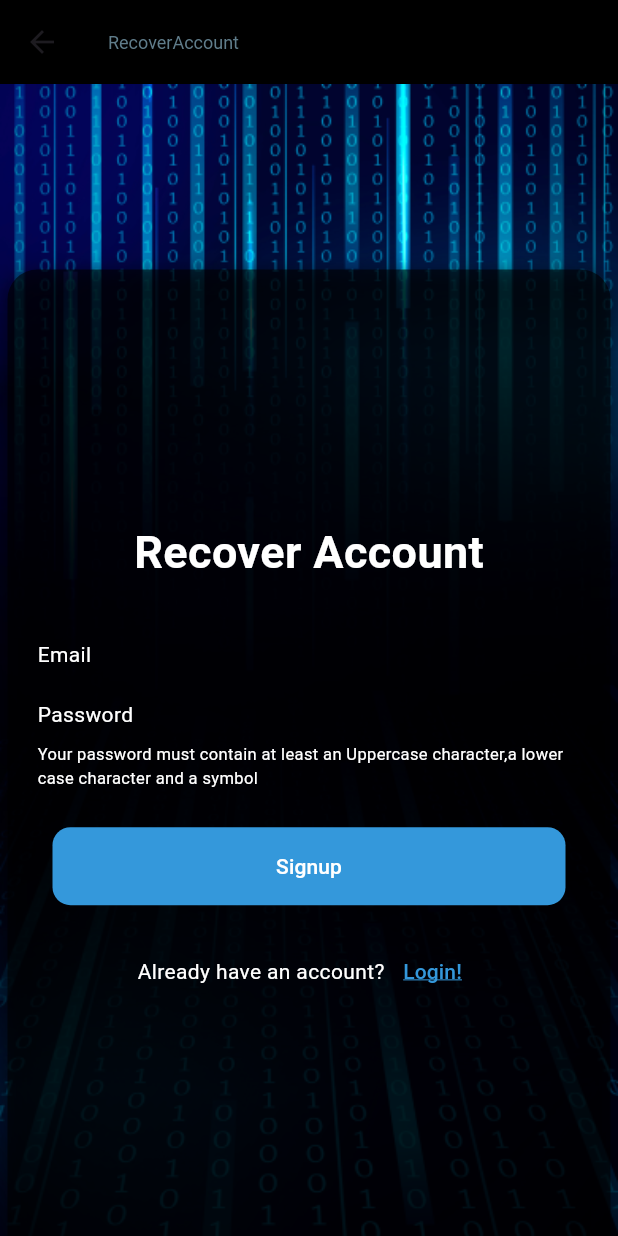
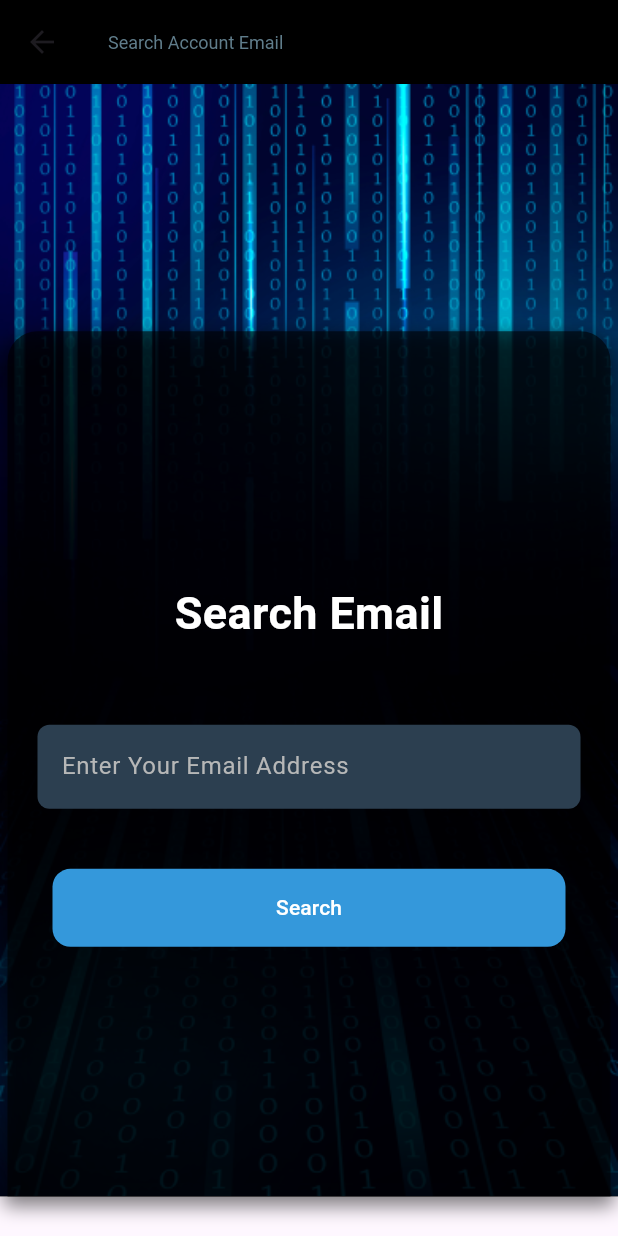
Before and after one commit to SakunikaMuthuni/Biomark-, a Flutter app: the screen it shows after launch, after a tap on "Forgot password?", on a phone screen of 412 x 824 dp. Run offline on Flutter 3.47's test engine with Material 3 defaults, Android fonts, the phone set to English and light mode, and no system bars; our stand-ins replace fluttertoast, shared_preferences, sqflite; accounts and stored records are empty.

Commit message:
forgot password

```diff
--- a/lib/DatabaseHandler/DbHelper.dart
+++ b/lib/DatabaseHandler/DbHelper.dart
@@ -121,23 +121,47 @@ class DbHelper{
   Future<UserProfileModel> getUserProfile(String email) async {
     print(email);
     var dbClient = await db;
-    final List<Map<String, dynamic>> maps = await dbClient.query(
-      Table_User,
-      where: 'user_email = ?',
-      whereArgs: [email],
-    );
 
-    print(maps.first['user_fullname']);
-    print(maps.first['user_ethnicity']);
-    print(maps.first['user_eyecolour']);
-    print(maps.first['user_mothermaidenname']);
+    // Using rawQuery to fetch user profile based on email
+    final List<Map<String, dynamic>> maps = await dbClient.rawQuery(
+        'SELECT * FROM $Table_User WHERE user_email = ?', [email]);
 
     if (maps.isNotEmpty) {
+      print(maps.first['user_fullname']);
+      print(maps.first['user_ethnicity']);
+      print(maps.first['user_eyecolour']);
+      print(maps.first['user_mothermaidenname']);
+
       return UserProfileModel.fromMap(maps.first);
     } else {
       throw Exception('User profile not found for email: $email');
     }
+  }
 
+  Future<String?> getOwnQuestion(String email) async {
+    var dbClient = await db;
+
+    List<Map<String, dynamic>> result = await dbClient.query(
+        Table_User,
+        where: 'user_email = ?',
+        whereArgs: [email],
+        columns: ['user_ownquestion']
+    );
+
+    if (result.isNotEmpty) {
+      // Return the answer if found
+      return result.first['user_ownquestion'];
+    }
+    return null; // If no result found, return null
+  }
+
+  Future<int> deleteUser(String email) async {
+    var dbClient = await db;
+    return await dbClient.delete(
+      Table_User,
+      where: '$User_Email = ?',
+      whereArgs: [email],
+    );
   }
 
 }
--- a/lib/screens/ForgotPassword.dart
+++ b/lib/screens/ForgotPassword.dart
@@ -8,7 +8,9 @@ import '../Comm/comHelper.dart';
 import '../Comm/getTextFromFields.dart';
 
 class Forgotpassword extends StatefulWidget {
-  const Forgotpassword({super.key});
+  final String uemail;
+
+  const Forgotpassword({super.key, required this.uemail});
 
   @override
   State<Forgotpassword> createState() => _ForgotpasswordState();
@@ -16,6 +18,30 @@ class Forgotpassword extends StatefulWidget {
 
 class _ForgotpasswordState extends State<Forgotpassword> {
   final _formKey = new GlobalKey<FormState>();
+
+  final _conFullName = TextEditingController();
+  final _conDOB = TextEditingController();
+  final _conMotherMaidenName = TextEditingController();
+  final _conOwnQuestion = TextEditingController();
+  final _conAnswerForOwnQuestion = TextEditingController();
+
+  String? _userOwnQuestion;
+
+  @override
+  void initState() {
+    super.initState();
+    _fetchAnswerForOwnQuestion();
+  }
+
+  void _fetchAnswerForOwnQuestion() async {
+    DbHelper dbHelper = DbHelper();
+    String? answer = await dbHelper.getOwnQuestion(widget.uemail);
+    setState(() {
+      _userOwnQuestion = answer;
+      _conAnswerForOwnQuestion.text = _userOwnQuestion ?? '';
+    });
+  }
+
 
   @override
   Widget build(BuildContext context) {
@@ -63,7 +89,7 @@ class _ForgotpasswordState extends State<Forgotpassword> {
                     ),
 
                     Container(
-                      height: MediaQuery.of(context).size.height * 0.80,
+                      height: MediaQuery.of(context).size.height * 0.85,
                       width: double.infinity,
                       decoration: BoxDecoration(
                         color: Colors.black.withOpacity(0.6),
@@ -82,7 +108,7 @@ class _ForgotpasswordState extends State<Forgotpassword> {
                         mainAxisAlignment: MainAxisAlignment.center,
                         children: [
 
-                          //Login text
+                          //Recover Account
                           const Text(
                             'Recover Account',
                             style: TextStyle(
@@ -102,7 +128,7 @@ class _ForgotpasswordState extends State<Forgotpassword> {
                             ),
                           ),
 
-                          //Email address text
+                          //Full Name text
                           Container(
                             padding: const EdgeInsets.symmetric(horizontal: 20.0),
                             margin: const EdgeInsets.only(top: 20.0),
@@ -111,7 +137,7 @@ class _ForgotpasswordState extends State<Forgotpassword> {
                               mainAxisAlignment: MainAxisAlignment.start,
                               children: [
                                 Text(
-                                  "Email",
+                                  "Full Name",
                                   style: TextStyle(
                                     color: Colors.white,
                                   ),
@@ -120,10 +146,10 @@ class _ForgotpasswordState extends State<Forgotpassword> {
                             ),
                           ),
 
-                          //Email address text input field
-                          // getTextFromFields(controller: _conEmail ,hintName: 'Enter Your Email Address', inputType: TextInputType.emailAddress),
+                          // Full Name text input field
+                          getTextFromFields(controller: _conFullName ,hintName: 'Enter Your Full Name', inputType: TextInputType.emailAddress),
 
-                          //Password text
+                          //Date of Birth text
                           Container(
                             padding: const EdgeInsets.symmetric(horizontal: 20.0),
                             margin: const EdgeInsets.only(top: 20.0),
@@ -132,7 +158,7 @@ class _ForgotpasswordState extends State<Forgotpassword> {
                               mainAxisAlignment: MainAxisAlignment.start,
                               children: [
                                 Text(
-                                  "Password",
+                                  "Date of Birth",
                                   style: TextStyle(
                                     color: Colors.white,
                                   ),
@@ -141,35 +167,52 @@ class _ForgotpasswordState extends State<Forgotpassword> {
                             ),
                           ),
 
-                          //password text input field
-                          // getTextFromFields(controller: _conPassword ,hintName: 'Enter Your Password', isObscureText: true),
-                          //
-                          // //re-enter password text input field
-                          // getTextFromFields(controller: _conRePassword ,hintName: 'Re-Enter Your Password', isObscureText: true),
+                          //Date of Birth text input field
+                          getTextFromFields(controller: _conDOB ,hintName: 'Enter Your Date of Birth'),
 
-                          //Password detail text
+                          //Mother's Maiden Name text
                           Container(
                             padding: const EdgeInsets.symmetric(horizontal: 20.0),
-                            margin: const EdgeInsets.only(top: 8.0),
+                            margin: const EdgeInsets.only(top: 20.0),
 
                             child: const Row(
                               mainAxisAlignment: MainAxisAlignment.start,
                               children: [
-                                Expanded(
-                                  child: Text(
-                                    "Your password must contain at least an Uppercase character,a lower case character and a symbol ",
-                                    style: TextStyle(
-                                      color: Colors.white,
-                                      fontSize: 11.0,
-                                    ),
-                                    softWrap: true,
+                                Text(
+                                  "Mother's Maiden Name",
+                                  style: TextStyle(
+                                    color: Colors.white,
                                   ),
                                 ),
                               ],
                             ),
                           ),
 
-                          //Signup button
+                          //Mother's Maiden Name text input field
+                          getTextFromFields(controller: _conMotherMaidenName ,hintName: "Enter Your Mother's Maiden Name"),
+
+                          //Your Own question
+                          Container(
+                            padding: const EdgeInsets.symmetric(horizontal: 20.0),
+                            margin: const EdgeInsets.only(top: 20.0),
+
+                            child: Row(
+                              mainAxisAlignment: MainAxisAlignment.start,
+                              children: [
+                                Text(
+                                  _conAnswerForOwnQuestion.text,
+                                  style: const TextStyle(
+                                    color: Colors.white,
+                                  ),
+                                ),
+                              ],
+                            ),
+                          ),
+
+                          //answer for your own question  text input field
+                          getTextFromFields(controller: _conAnswerForOwnQuestion ,hintName: 'Enter the answer for your own question'),
+
+                          //Next button
                           Container(
                             padding: const EdgeInsets.symmetric(horizontal: 30.0),
                             margin: const EdgeInsets.only(top: 25.0),
@@ -189,7 +232,7 @@ class _ForgotpasswordState extends State<Forgotpassword> {
                               ),
                               onPressed: (){},
                               child: const Text(
-                                'Signup',
+                                'Next',
                                 style: TextStyle(color: Colors.white),
                               ),
                             ),
@@ -204,7 +247,7 @@ class _ForgotpasswordState extends State<Forgotpassword> {
                               mainAxisAlignment: MainAxisAlignment.center,
                               children: [
                                 const Text(
-                                  "Already have an account?",
+                                  "Remeber the Password?",
                                   style: TextStyle(
                                     color: Colors.white,
                                   ),
--- /dev/null
+++ b/lib/screens/FrogotPasswordEmail.dart
@@ -0,0 +1,159 @@
+import 'package:biomark/DatabaseHandler/DbHelper.dart';
+import 'package:biomark/screens/ForgotPassword.dart';
+import 'package:flutter/material.dart';
+
+import '../Comm/comHelper.dart';
+import '../Comm/getTextFromFields.dart';
+
+class Frogotpasswordemail extends StatefulWidget {
+  const Frogotpasswordemail({super.key});
+
+  @override
+  State<Frogotpasswordemail> createState() => _FrogotpasswordemailState();
+}
+
+class _FrogotpasswordemailState extends State<Frogotpasswordemail> {
+  final _formKey = GlobalKey<FormState>();
+  final _conEmail = TextEditingController();
+  var dbHelper;
+
+  @override
+  void initState() {
+    super.initState();
+    dbHelper = DbHelper();
+  }
+
+  Future<void> searchEmail() async {
+    String uemail = _conEmail.text;
+
+    if (_formKey.currentState!.validate()) {
+      bool emailExists = await dbHelper.emailExists(uemail);
+
+      if (emailExists) {
+        Navigator.push(
+          context,
+          MaterialPageRoute(builder: (_) => Forgotpassword(uemail: uemail)),
+        );
+        alertDialog("Email is Found.");
+      } else {
+        alertDialog("Error: Email is not Found");
+      }
+    } else {
+      alertDialog("Please enter a valid email.");
+    }
+  }
+
+
+  @override
+  Widget build(BuildContext context) {
+    return Scaffold(
+      appBar: AppBar(
+        title: const Text(
+          'Search Account Email',
+          style: TextStyle(
+            color: Colors.blueGrey,
+            fontSize: 12.0,
+          ),
+        ),
+        backgroundColor: Colors.black,
+      ),
+
+      // Body container with background image
+      body: Container(
+        decoration: const BoxDecoration(
+          color: Colors.black,
+          image: DecorationImage(
+            image: AssetImage("assets/images/background.png"),
+            fit: BoxFit.cover,
+          ),
+        ),
+        child: Form(
+          key: _formKey,  // Attach the formKey to the form
+          child: SingleChildScrollView(
+            scrollDirection: Axis.vertical,
+            child: Center(
+              child: Padding(
+                padding: const EdgeInsets.symmetric(horizontal: 5.0),
+                child: Column(
+                  mainAxisAlignment: MainAxisAlignment.center,
+                  children: [
+                    SizedBox(
+                      width: 100,
+                      height: MediaQuery.of(context).size.height * 0.20,
+                    ),
+
+                    // Black box that animates from bottom to top
+                    Container(
+                      height: MediaQuery.of(context).size.height * 0.70,
+                      width: double.infinity,
+                      decoration: BoxDecoration(
+                        color: Colors.black.withOpacity(0.6),
+                        borderRadius: const BorderRadius.vertical(top: Radius.circular(20.0)),
+                        boxShadow: [
+                          BoxShadow(
+                            color: Colors.black.withOpacity(0.5), // Shadow color
+                            offset: const Offset(0, 4), // X and Y offset
+                            blurRadius: 10.0, // Blur radius
+                            spreadRadius: 2.0, // Spread radius
+                          ),
+                        ],
+                      ),
+                      child: Column(
+                        mainAxisAlignment: MainAxisAlignment.center,
+                        children: [
+                          // Search text
+                          const Text(
+                            'Search Email',
+                            style: TextStyle(
+                              fontWeight: FontWeight.bold,
+                              color: Colors.white,
+                              fontSize: 30.0,
+                            ),
+                          ),
+
+                          SizedBox(
+                            width: 100,
+                            height: MediaQuery.of(context).size.height * 0.04,
+                          ),
+
+                          // Email address text field
+                          getTextFromFields(controller: _conEmail, hintName: 'Enter Your Email Address'),
+
+                          // Search button
+                          Container(
+                            padding: const EdgeInsets.symmetric(horizontal: 30.0),
+                            margin: const EdgeInsets.only(top: 40.0),
+                            width: double.infinity,
+                            decoration: BoxDecoration(
+                              borderRadius: BorderRadius.circular(12.0),
+                            ),
+                            child: TextButton(
+                              style: TextButton.styleFrom(
+                                backgroundColor: const Color(0xFF3498DB),
+                                padding: const EdgeInsets.all(16.0),
+                                shape: RoundedRectangleBorder(
+                                  borderRadius: BorderRadius.circular(12.0),
+                                ),
+                              ),
+                              onPressed: () {
+                                searchEmail();
+                              },
+                              child: const Text(
+                                'Search',
+                                style: TextStyle(color: Colors.white),
+                              ),
+                            ),
+                          ),
+                        ],
+                      ),
+                    ),
+                  ],
+                ),
+              ),
+            ),
+          ),
+        ),
+      ),
+    );
+  }
+}
--- a/lib/screens/LoginPage.dart
+++ b/lib/screens/LoginPage.dart
@@ -1,5 +1,6 @@
 import 'package:biomark/Model/UserModel.dart';
 import 'package:biomark/screens/ForgotPassword.dart';
+import 'package:biomark/screens/FrogotPasswordEmail.dart';
 import 'package:biomark/screens/LoginView.dart';
 import 'package:biomark/screens/SignupPage.dart';
 import 'package:biomark/Comm/getTextFromFields.dart';
@@ -185,7 +186,7 @@ class _LoginPageState extends State<LoginPage> {
                               TextButton(
                                 onPressed: () {
                                   Navigator.push(context,
-                                      MaterialPageRoute(builder: (_) => Forgotpassword()));
+                                      MaterialPageRoute(builder: (_) => Frogotpasswordemail()));
                                 },
                                 child: const Text(
                                   'Forgot password?',
--- a/lib/screens/LoginView.dart
+++ b/lib/screens/LoginView.dart
@@ -46,6 +46,7 @@ class _LoginViewState extends State<LoginView> {
     final SharedPreferences sp = await _pref;
 
     setState(() {
+      _conEmail.text = sp.getString("user_email") ?? '';
       _conFullName.text = sp.getString("user_fullname") ?? '';
       _conDOB.text = sp.getString("user_dob") ?? '';
       _conChildhoodPetName.text = sp.getString("user_childhoodpetname") ?? '';
@@ -85,8 +86,8 @@ class _LoginViewState extends State<LoginView> {
             icon: const Icon(Icons.settings, color: Colors.white),
             onPressed: () {
               Navigator.push(
-          context,
-          MaterialPageRoute(builder: (context) => Settings()),
+                context,
+                MaterialPageRoute(builder: (context) => Settings(uemail: _conEmail.text)),
               );
             },
           ),
```
Also changed, not shown: lib/screens/Settings.dart (+25 -15 lines), lib/screens/SignupView.dart (+15 -15 lines).
